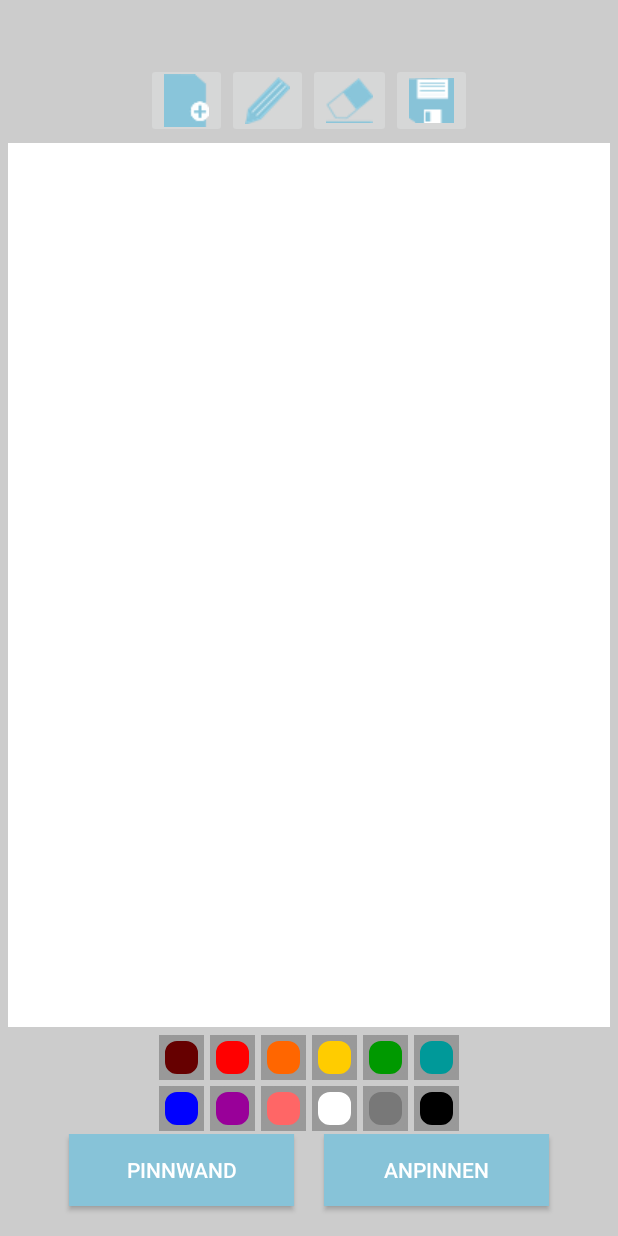
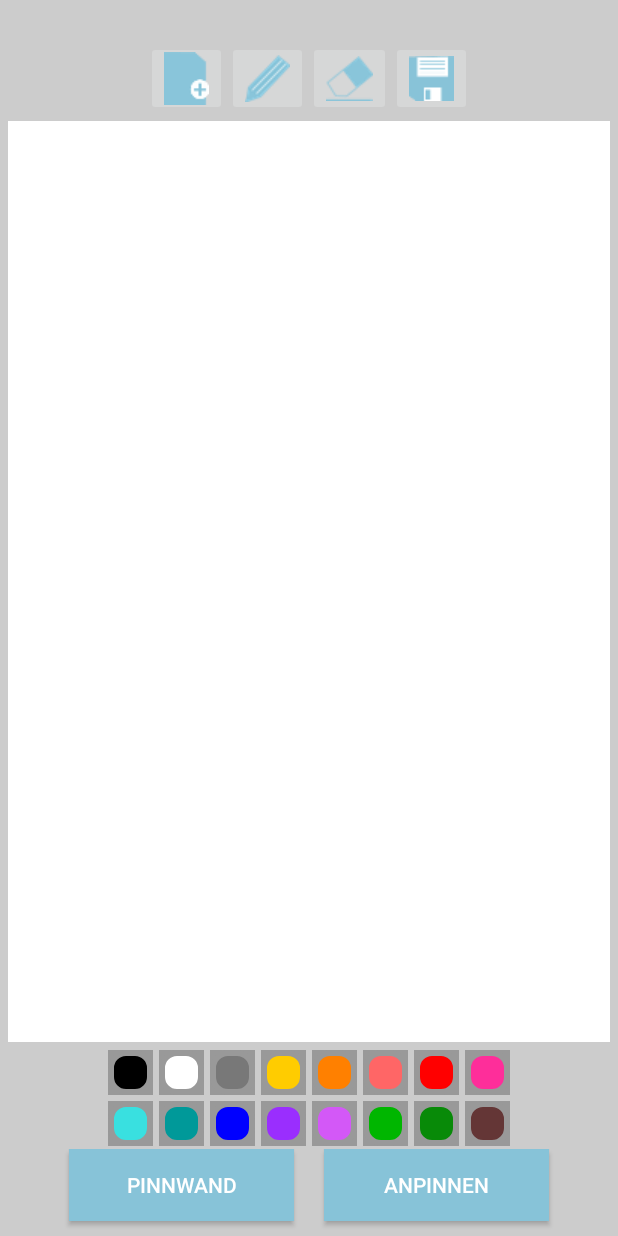
Before and after one commit to maidi29/CityExplorer, an Android app: the layout draw_layout.xml on its own in the app's theme, with its tools: preview values and no code run, on a phone screen of 412 x 824 dp. Run offline under Robolectric (Android 15) with nearby library versions, the phone set to English and light mode, and no system bars.

Commit message:
liken, usw

```diff
--- a/City Explorer/app/src/main/res/layout/draw_layout.xml
+++ b/City Explorer/app/src/main/res/layout/draw_layout.xml
@@ -13,7 +13,7 @@
             android:layout_width="match_parent"
             android:layout_height="wrap_content"
             android:id="@+id/taskTextView"
-            android:layout_marginTop="20dp"
+            android:layout_marginTop="5dp"
             android:layout_marginLeft="20dp"
             android:layout_marginRight="20dp"
             android:textSize="16dp"
@@ -74,98 +74,11 @@
                         android:layout_width="@dimen/large_brush"
                         android:layout_height="@dimen/large_brush"
                         android:layout_margin="2dp"
-                        android:background="#FF660000"
+                        android:background="#FF000000"
                         android:contentDescription="@string/paint"
                         android:onClick="paintClicked"
                         android:src="@drawable/paint"
-                        android:tag="#FF660000" />
-
-                    <ImageButton
-                        android:layout_width="@dimen/large_brush"
-                        android:layout_height="@dimen/large_brush"
-                        android:layout_margin="2dp"
-                        android:background="#FFFF0000"
-                        android:contentDescription="@string/paint"
-                        android:onClick="paintClicked"
-                        android:src="@drawable/paint"
-                        android:tag="#FFFF0000" />
-
-                    <ImageButton
-                        android:layout_width="@dimen/large_brush"
-                        android:layout_height="@dimen/large_brush"
-                        android:layout_margin="2dp"
-                        android:background="#FFFF6600"
-                        android:contentDescription="@string/paint"
-                        android:onClick="paintClicked"
-                        android:src="@drawable/paint"
-                        android:tag="#FFFF6600" />
-
-                    <ImageButton
-                        android:layout_width="@dimen/large_brush"
-                        android:layout_height="@dimen/large_brush"
-                        android:layout_margin="2dp"
-                        android:background="#FFFFCC00"
-                        android:contentDescription="@string/paint"
-                        android:onClick="paintClicked"
-                        android:src="@drawable/paint"
-                        android:tag="#FFFFCC00" />
-
-                    <ImageButton
-                        android:layout_width="@dimen/large_brush"
-                        android:layout_height="@dimen/large_brush"
-                        android:layout_margin="2dp"
-                        android:background="#FF009900"
-                        android:contentDescription="@string/paint"
-                        android:onClick="paintClicked"
-                        android:src="@drawable/paint"
-                        android:tag="#FF009900" />
-
-                    <ImageButton
-                        android:layout_width="@dimen/large_brush"
-                        android:layout_height="@dimen/large_brush"
-                        android:layout_margin="2dp"
-                        android:background="#FF009999"
-                        android:contentDescription="@string/paint"
-                        android:onClick="paintClicked"
-                        android:src="@drawable/paint"
-                        android:tag="#FF009999" />
-                </LinearLayout>
-                <!-- Bottom Row -->
-
-            <LinearLayout
-                    android:layout_width="wrap_content"
-                    android:layout_height="wrap_content"
-                    android:orientation="horizontal"
-                android:weightSum="1">
-                    <ImageButton
-                        android:layout_width="@dimen/large_brush"
-                        android:layout_height="@dimen/large_brush"
-                        android:layout_margin="2dp"
-                        android:background="#FF0000FF"
-                        android:contentDescription="@string/paint"
-                        android:onClick="paintClicked"
-                        android:src="@drawable/paint"
-                        android:tag="#FF0000FF" />
-
-                    <ImageButton
-                        android:layout_width="@dimen/large_brush"
-                        android:layout_height="@dimen/large_brush"
-                        android:layout_margin="2dp"
-                        android:background="#FF990099"
-                        android:contentDescription="@string/paint"
-                        android:onClick="paintClicked"
-                        android:src="@drawable/paint"
-                        android:tag="#FF990099" />
-
-                    <ImageButton
-                        android:layout_width="@dimen/large_brush"
-                        android:layout_height="@dimen/large_brush"
-                        android:layout_margin="2dp"
-                        android:background="#FFFF6666"
-                        android:contentDescription="@string/paint"
-                        android:onClick="paintClicked"
-                        android:src="@drawable/paint"
-                        android:tag="#FFFF6666" />
+                        android:tag="#FF000000" />
 
                     <ImageButton
                         android:layout_width="@dimen/large_brush"
@@ -191,11 +104,139 @@
                         android:layout_width="@dimen/large_brush"
                         android:layout_height="@dimen/large_brush"
                         android:layout_margin="2dp"
-                        android:background="#FF000000"
+                        android:background="#FFFFCC00"
                         android:contentDescription="@string/paint"
                         android:onClick="paintClicked"
                         android:src="@drawable/paint"
-                        android:tag="#FF000000" />
+                        android:tag="#FFFFCC00" />
+
+                    <ImageButton
+                        android:layout_width="@dimen/large_brush"
+                        android:layout_height="@dimen/large_brush"
+                        android:layout_margin="2dp"
+                        android:background="#FFFF8000"
+                        android:contentDescription="@string/paint"
+                        android:onClick="paintClicked"
+                        android:src="@drawable/paint"
+                        android:tag="#FFFF8000" />
+
+                    <ImageButton
+                        android:layout_width="@dimen/large_brush"
+                        android:layout_height="@dimen/large_brush"
+                        android:layout_margin="2dp"
+                        android:background="#FFFF6666"
+                        android:contentDescription="@string/paint"
+                        android:onClick="paintClicked"
+                        android:src="@drawable/paint"
+                        android:tag="#FFFF6666" />
+
+                    <ImageButton
+                        android:layout_width="@dimen/large_brush"
+                        android:layout_height="@dimen/large_brush"
+                        android:layout_margin="2dp"
+                        android:background="#FFFF0000"
+                        android:contentDescription="@string/paint"
+                        android:onClick="paintClicked"
+                        android:src="@drawable/paint"
+                        android:tag="#FFFF0000" />
+
+                    <ImageButton
+                        android:layout_width="@dimen/large_brush"
+                        android:layout_height="@dimen/large_brush"
+                        android:layout_margin="2dp"
+                        android:background="#FFFE2E9A"
+                        android:contentDescription="@string/paint"
+                        android:onClick="paintClicked"
+                        android:src="@drawable/paint"
+                        android:tag="#FFFE2E9A" />
+
+                </LinearLayout>
+                <!-- Bottom Row -->
+
+            <LinearLayout
+                    android:layout_width="wrap_content"
+                    android:layout_height="wrap_content"
+                    android:orientation="horizontal"
+                android:weightSum="1">
+                    <ImageButton
+                        android:layout_width="@dimen/large_brush"
+                        android:layout_height="@dimen/large_brush"
+                        android:layout_margin="2dp"
+                        android:background="#FF39E0E0"
+                        android:contentDescription="@string/paint"
+                        android:onClick="paintClicked"
+                        android:src="@drawable/paint"
+                        android:tag="#FF39E0E0" />
+
+                    <ImageButton
+                        android:layout_width="@dimen/large_brush"
+                        android:layout_height="@dimen/large_brush"
+                        android:layout_margin="2dp"
+                        android:background="#FF009999"
+                        android:contentDescription="@string/paint"
+                        android:onClick="paintClicked"
+                        android:src="@drawable/paint"
+                        android:tag="#FF009999" />
+
+                    <ImageButton
+                        android:layout_width="@dimen/large_brush"
+                        android:layout_height="@dimen/large_brush"
+                        android:layout_margin="2dp"
+                        android:background="#FF0000FF"
+                        android:contentDescription="@string/paint"
+                        android:onClick="paintClicked"
+                        android:src="@drawable/paint"
+                        android:tag="#FF0000FF" />
+
+                    <ImageButton
+                        android:layout_width="@dimen/large_brush"
+                        android:layout_height="@dimen/large_brush"
+                        android:layout_margin="2dp"
+                        android:background="#FF9A2EFE"
+                        android:contentDescription="@string/paint"
+                        android:onClick="paintClicked"
+                        android:src="@drawable/paint"
+                        android:tag="#FF9A2EFE" />
+
+                    <ImageButton
+                        android:layout_width="@dimen/large_brush"
+                        android:layout_height="@dimen/large_brush"
+                        android:layout_margin="2dp"
+                        android:background="#FFD358F7"
+                        android:contentDescription="@string/paint"
+                        android:onClick="paintClicked"
+                        android:src="@drawable/paint"
+                        android:tag="#FFD358F7" />
+
+                    <ImageButton
+                        android:layout_width="@dimen/large_brush"
+                        android:layout_height="@dimen/large_brush"
+                        android:layout_margin="2dp"
+                        android:background="#FF00B600"
+                        android:contentDescription="@string/paint"
+                        android:onClick="paintClicked"
+                        android:src="@drawable/paint"
+                        android:tag="#FF00B600" />
+
+                    <ImageButton
+                        android:layout_width="@dimen/large_brush"
+                        android:layout_height="@dimen/large_brush"
+                        android:layout_margin="2dp"
+                        android:background="#FF088A08"
+                        android:contentDescription="@string/paint"
+                        android:onClick="paintClicked"
+                        android:src="@drawable/paint"
+                        android:tag="#FF088A08" />
+
+                    <ImageButton
+                        android:layout_width="@dimen/large_brush"
+                        android:layout_height="@dimen/large_brush"
+                        android:layout_margin="2dp"
+                        android:background="#FF643636"
+                        android:contentDescription="@string/paint"
+                        android:onClick="paintClicked"
+                        android:src="@drawable/paint"
+                        android:tag="#FF643636" />
 
             </LinearLayout>
 
@@ -213,7 +254,7 @@
                     android:textColor="#ffffff"
                     android:onClick="Pinnwand"
                     android:layout_marginRight="10dp"
-                    android:layout_marginBottom="20dp" />
+                    android:layout_marginBottom="10dp" />
                 <Button
                     android:layout_width="150dp"
                     android:layout_height="wrap_content"
@@ -223,7 +264,7 @@
                     android:textColor="#ffffff"
                     android:onClick="StartPinnen"
                     android:layout_marginLeft="10dp"
-                    android:layout_marginBottom="20dp" />
+                    android:layout_marginBottom="10dp" />
             </LinearLayout>
         </LinearLayout>
 
--- a/City Explorer/app/src/main/res/layout/get_all_entry_list_view_cell.xml
+++ b/City Explorer/app/src/main/res/layout/get_all_entry_list_view_cell.xml
@@ -31,7 +31,7 @@
         android:layout_width="30dp"
         android:layout_height="30dp"
         android:id="@+id/heartImage"
-        android:src="@drawable/heart_filled"
+        android:src="@drawable/heart"
         android:layout_below="@+id/listViewNote"
         android:layout_marginBottom="20dp"
         android:layout_marginLeft="20dp"/>
--- a/City Explorer/app/src/main/res/layout/picture_layout.xml
+++ b/City Explorer/app/src/main/res/layout/picture_layout.xml
@@ -18,7 +18,8 @@
             android:layout_height="wrap_content"
             android:textAppearance="?android:attr/textAppearanceLarge"
             android:text="Anleitung"
-            android:id="@+id/taskText" />
+            android:id="@+id/taskText"
+            android:layout_marginLeft="10dp" />
 
         <ImageView
             android:layout_width="match_parent"
--- a/City Explorer/app/src/main/res/layout/pinboard_layout.xml
+++ b/City Explorer/app/src/main/res/layout/pinboard_layout.xml
@@ -23,7 +23,7 @@
         android:text="@string/instruction_like"
         android:id="@+id/textView"
         android:textSize="14sp"
-        android:layout_marginLeft="25dp"
-        android:layout_marginRight="25dp"
+        android:layout_marginLeft="20dp"
+        android:layout_marginRight="20dp"
         android:layout_marginTop="10dp" />
 </RelativeLayout>
--- a/City Explorer/app/src/main/res/menu/main_activity_actions.xml
+++ b/City Explorer/app/src/main/res/menu/main_activity_actions.xml
@@ -1,11 +1,15 @@
 <menu xmlns:android="http://schemas.android.com/apk/res/android"
     xmlns:yourapp="http://schemas.android.com/apk/res-auto">
+    <item android:id="@+id/action_questionnaire"
+        android:icon="@drawable/ic_action_questionnaire"
+        android:title="@string/mainactivity_evaluation"
+        yourapp:showAsAction="ifRoom"/>
     <item android:id="@+id/action_help"
         android:icon="@drawable/ic_action_help"
         android:title="@string/mainactivity_help"
         yourapp:showAsAction="ifRoom"/>
     <item android:id="@+id/action_badges"
         android:icon="@drawable/ic_action_badges"
-        android:title="Schau dir deinen Punktestand an"
+        android:title="@string/mainactivity_badges"
         yourapp:showAsAction="ifRoom"/>
 </menu>
```
Also changed, not shown: City Explorer/app/src/main/java/de/mareike/cityexplorer/Discover.java (+4 -6 lines), City Explorer/app/src/main/java/de/mareike/cityexplorer/GetAllEntrysListViewAdapter.java (+21 -14 lines), City Explorer/app/src/main/java/de/mareike/cityexplorer/MainActivity.java (+28 -3 lines), City Explorer/app/src/main/java/de/mareike/cityexplorer/PinboardActivity.java (+25 -25 lines), City Explorer/app/src/main/java/de/mareike/cityexplorer/QuizActivity.java (+12 -0 lines), City Explorer/app/src/main/res/layout/discover_layout.xml (+13 -14 lines), City Explorer/app/src/main/res/layout/note_layout.xml (+5 -3 lines), City Explorer/app/src/main/res/layout/quiz_layout.xml (+11 -11 lines), City Explorer/app/src/main/res/values/strings.xml (+7 -1 lines), City Explorer/app/src/main/res/drawable/ic_action_help.png, City Explorer/app/src/main/res/drawable/ic_action_questionnaire.png (added), City Explorer/app/src/main/res/drawable/point_blue_pinboard.png (added), City Explorer/app/src/main/res/drawable/point_blue_quiz.png (added), City Explorer/app/src/main/res/drawable/point_grey_pinboard.png (added), 1 more files.
